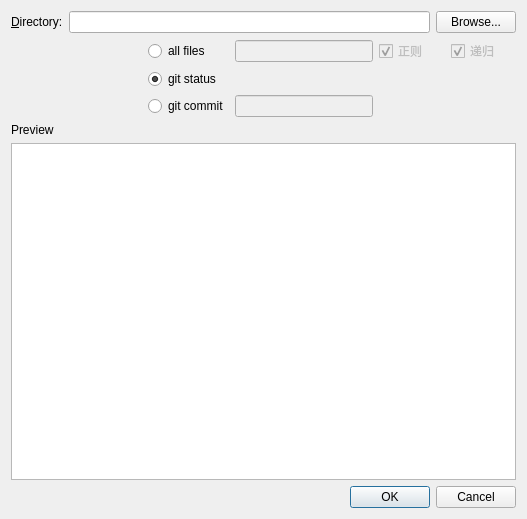
Before: the Qt Designer form addfilesdlg.ui in leibnewton/codestylechecker, drawn with Qt 5.
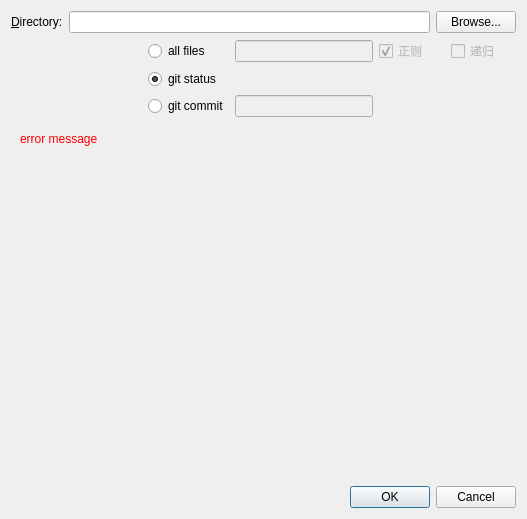
After: the same form once the commit is applied. The open tabs and pages were chosen to show the change.

Commit message: complete show commit list;show error message in label

The edit to the form file:
```diff
--- a/addfilesdlg.ui
+++ b/addfilesdlg.ui
@@ -16,7 +16,7 @@
   <property name="sizeGripEnabled">
    <bool>false</bool>
   </property>
-  <layout class="QVBoxLayout" name="verticalLayout">
+  <layout class="QVBoxLayout" name="verticalLayout_3">
    <item>
     <layout class="QHBoxLayout" name="horizontalLayout">
      <item>
@@ -98,7 +98,7 @@
           <string>递归</string>
          </property>
          <property name="checked">
-          <bool>true</bool>
+          <bool>false</bool>
          </property>
         </widget>
        </item>
@@ -176,6 +176,13 @@
     </layout>
    </item>
    <item>
+    <widget class="QStackedWidget" name="stackedWidget">
+     <property name="currentIndex">
+      <number>0</number>
+     </property>
+     <widget class="QWidget" name="page">
+      <layout class="QVBoxLayout" name="verticalLayout">
+       <item>
     <widget class="QLabel" name="label_2">
      <property name="text">
       <string>Preview</string>
@@ -187,6 +194,30 @@
    </item>
    <item>
     <widget class="QListWidget" name="lstPreview"/>
+       </item>
+      </layout>
+     </widget>
+     <widget class="QWidget" name="page_2">
+      <layout class="QVBoxLayout" name="verticalLayout_2">
+       <item>
+        <widget class="QLabel" name="lblErrorMsg">
+         <property name="styleSheet">
+          <string notr="true">color: rgb(255, 0, 0);</string>
+         </property>
+         <property name="text">
+          <string>error message</string>
+         </property>
+         <property name="alignment">
+          <set>Qt::AlignLeading|Qt::AlignLeft|Qt::AlignTop</set>
+         </property>
+         <property name="wordWrap">
+          <bool>true</bool>
+         </property>
+        </widget>
+       </item>
+      </layout>
+     </widget>
+    </widget>
    </item>
    <item>
     <widget class="QDialogButtonBox" name="buttonBox">
```
Lines whose indentation alone changed are shown as unchanged. The commit also changes 2 other files.
